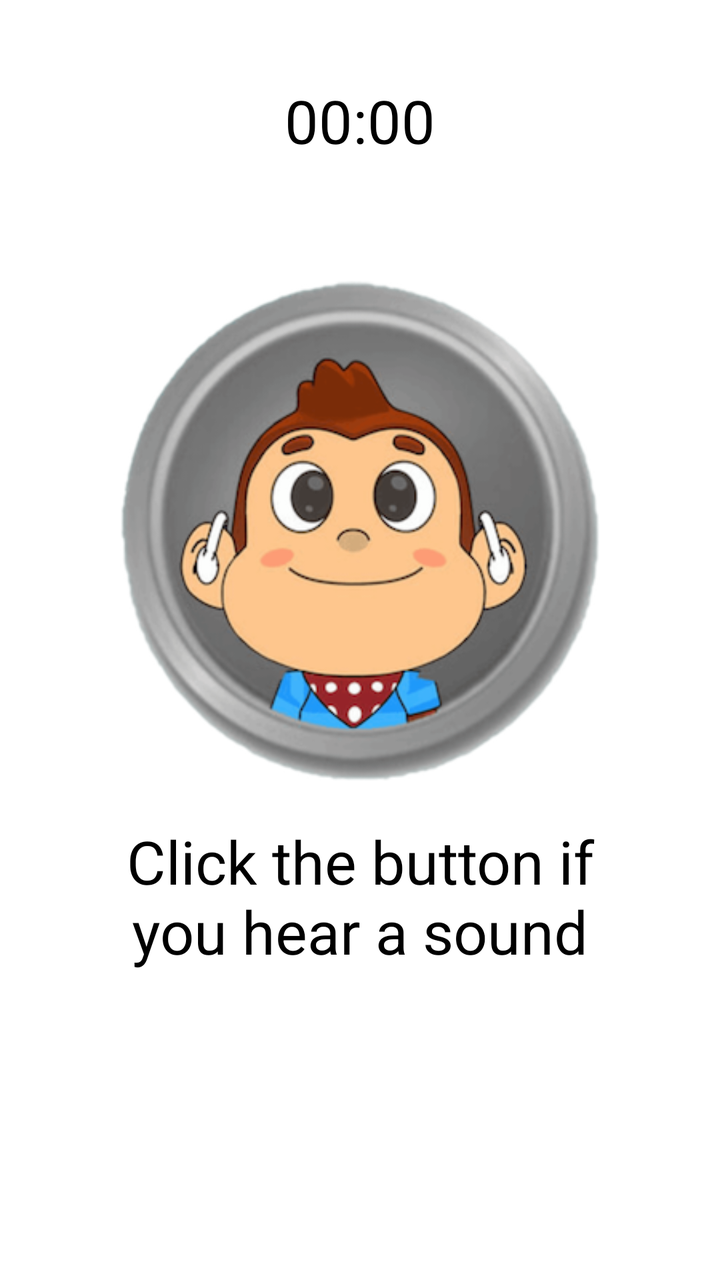
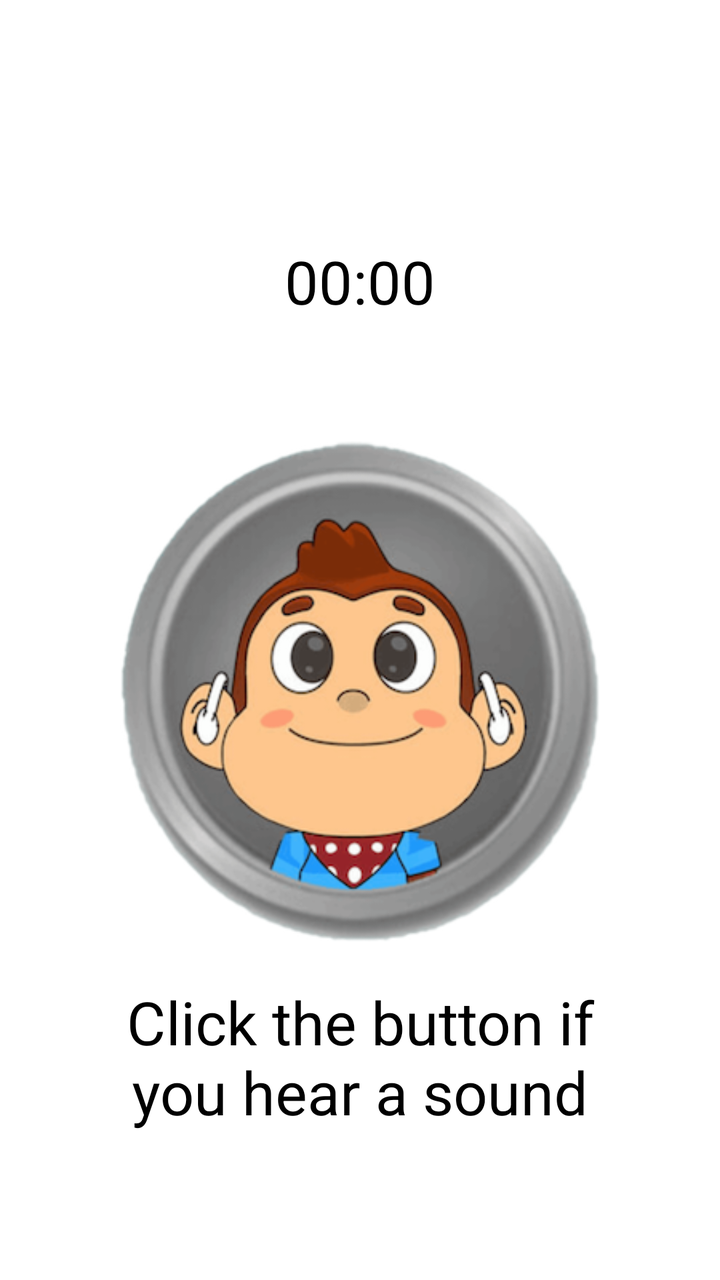

Compare the two renders of this Android layout. The source of the first and the diff that turns it into the second are given below.
<!-- AndroidManifest.xml: application theme Theme.IAhead -->
<!-- res/layout/activity_starttest.xml -->
<?xml version="1.0" encoding="utf-8"?>
<LinearLayout xmlns:android="http://schemas.android.com/apk/res/android"
    android:layout_width="match_parent"
    android:layout_height="match_parent"
    android:orientation="vertical">

    <TextView
        android:id="@+id/tvTime"
        android:layout_width="wrap_content"
        android:layout_height="wrap_content"
        android:layout_marginLeft="40dp"
        android:layout_marginRight="40dp"
        android:text="00:00"
        android:textSize="30dp"
        android:gravity="center_horizontal"
        android:textColor="@color/black"
        android:layout_marginTop="40dp"
        android:layout_gravity="center_horizontal"/>

    <ImageView
        android:id="@+id/ivHit"
        android:layout_marginTop="60dp"
        android:layout_marginRight="60dp"
        android:layout_marginLeft="60dp"
        android:background="@drawable/ongoing"
        android:layout_width="match_parent"
        android:layout_height="250dp"/>

    <TextView
        android:id="@+id/tvText"
        android:layout_width="wrap_content"
        android:layout_height="wrap_content"
        android:layout_marginLeft="40dp"
        android:layout_marginRight="40dp"
        android:text="Click the button if you hear a sound"
        android:textSize="30dp"
        android:gravity="center_horizontal"
        android:textColor="@color/black"
        android:layout_marginTop="20dp"
        android:layout_gravity="center_horizontal"/>

    <LinearLayout
        android:visibility="gone"
        android:id="@+id/llNext"
        android:layout_marginTop="100dp"
        android:layout_gravity="center_horizontal"
        android:layout_width="wrap_content"
        android:layout_height="wrap_content"
        android:background="@color/buttonblue"
        android:orientation="horizontal">

        <TextView
            android:id="@+id/tv_next"
            android:layout_marginRight="50dp"
            android:layout_marginLeft="50dp"
            android:layout_marginBottom="10dp"
            android:layout_marginTop="10dp"
            android:textStyle="bold"
            android:layout_width="wrap_content"
            android:layout_height="wrap_content"
            android:text="NEXT"
            android:textSize="30dp"
            android:textColor="@color/white"/>
    </LinearLayout>
</LinearLayout>
<!-- resources referenced by this layout -->
<resources>
  <color name="black">#FF000000</color>
  <color name="buttonblue">#4498f7</color>
  <color name="white">#FFFFFFFF</color>
  <!-- drawable ongoing: png bitmap (drawable, 116205 bytes) -->
  <style name="Theme.IAhead" parent="Theme.MaterialComponents.DayNight.NoActionBar">
          
          <item name="colorPrimary">@color/purple_500</item>
          <item name="colorPrimaryVariant">@color/purple_700</item>
          <item name="colorOnPrimary">@color/white</item>
          
          <item name="colorSecondary">@color/teal_200</item>
          <item name="colorSecondaryVariant">@color/teal_700</item>
          <item name="colorOnSecondary">@color/black</item>
          
          <item name="android:statusBarColor">?attr/colorPrimaryVariant</item>
          
      </style>
  <color name="purple_500">#FF6200EE</color>
  <color name="purple_700">#FF3700B3</color>
  <color name="teal_200">#FF03DAC5</color>
  <color name="teal_700">#FF018786</color>
</resources>

<!-- the commit's change to res/layout/activity_starttest.xml (unified diff, before → after) -->
@@ -1,8 +1,26 @@
 <?xml version="1.0" encoding="utf-8"?>
-<LinearLayout xmlns:android="http://schemas.android.com/apk/res/android"
+<RelativeLayout xmlns:android="http://schemas.android.com/apk/res/android"
     android:layout_width="match_parent"
     android:layout_height="match_parent"
     android:orientation="vertical">
+
+    <LinearLayout
+        android:layout_width="match_parent"
+        android:layout_height="match_parent"
+        android:orientation="vertical">
+
+    <TextView
+        android:id="@+id/tv_status"
+        android:layout_width="wrap_content"
+        android:layout_height="wrap_content"
+        android:layout_marginLeft="40dp"
+        android:layout_marginRight="40dp"
+        android:text=""
+        android:textSize="30dp"
+        android:gravity="center_horizontal"
+        android:textColor="@color/black"
+        android:layout_marginTop="40dp"
+        android:layout_gravity="center_horizontal"/>
 
     <TextView
         android:id="@+id/tvTime"
@@ -42,7 +60,7 @@
     <LinearLayout
         android:visibility="gone"
         android:id="@+id/llNext"
-        android:layout_marginTop="100dp"
+        android:layout_marginTop="30dp"
         android:layout_gravity="center_horizontal"
         android:layout_width="wrap_content"
         android:layout_height="wrap_content"
@@ -62,4 +80,14 @@
             android:textSize="30dp"
             android:textColor="@color/white"/>
     </LinearLayout>
-</LinearLayout>
+    </LinearLayout>
+
+    <ImageView
+        android:visibility="gone"
+        android:id="@+id/iv_noisy"
+        android:layout_centerInParent="true"
+        android:layout_width="350dp"
+        android:layout_height="350dp"
+        android:background="@drawable/alert"/>
+
+</RelativeLayout>
<!-- resource entries referenced after the edit -->
@@ -3,6 +3,7 @@
   <color name="black">#FF000000</color>
   <color name="buttonblue">#4498f7</color>
   <color name="white">#FFFFFFFF</color>
+  <!-- drawable alert: png bitmap (drawable, 91112 bytes) -->
   <!-- drawable ongoing: png bitmap (drawable, 116205 bytes) -->
   <style name="Theme.IAhead" parent="Theme.MaterialComponents.DayNight.NoActionBar">
           
